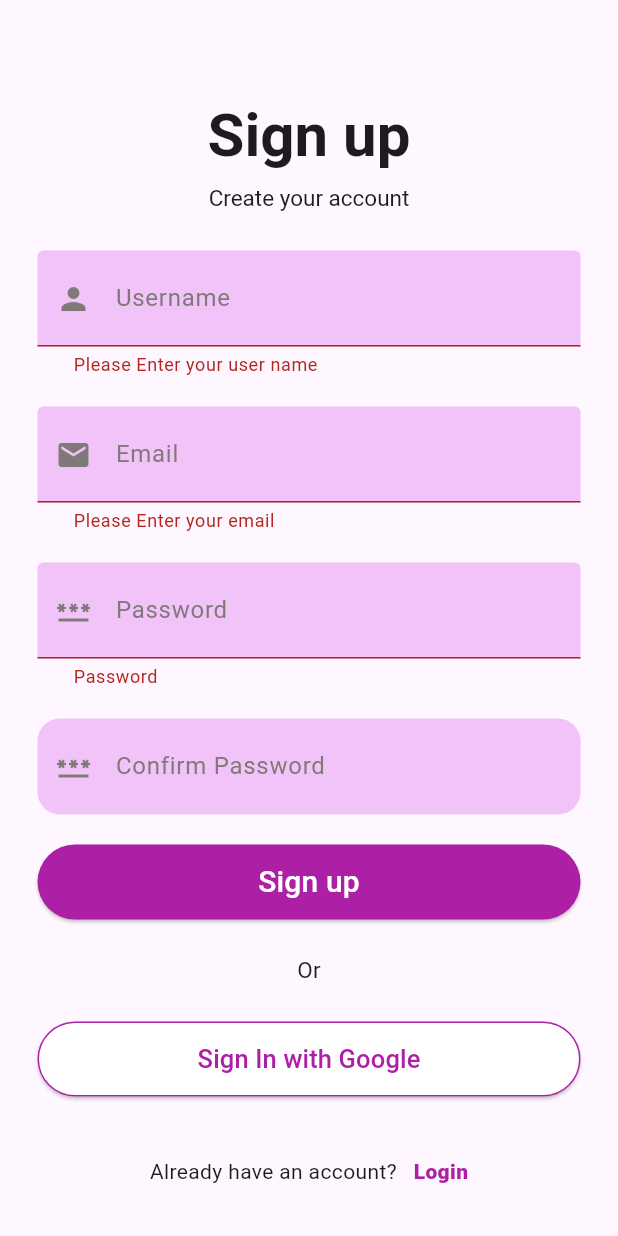
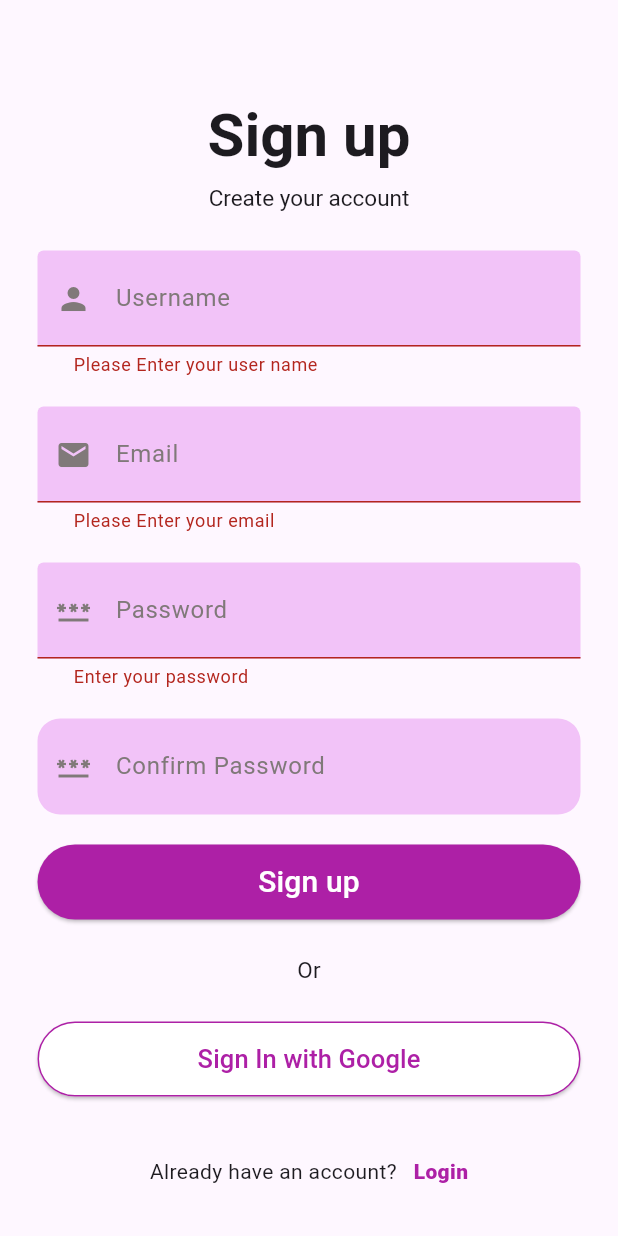
Before and after one commit to suupss/Whatsapp, a Flutter app: the SignUpPage screen opened by its route, after a tap on "Sign up", on a phone screen of 412 x 824 dp. Run offline on Flutter 3.47's test engine with Material 3 defaults, Android fonts, the light colour scheme and no system bars.

Commit message:
feat: change password validation

```diff
--- a/lib/components/validation_part.dart
+++ b/lib/components/validation_part.dart
@@ -24,7 +24,7 @@ mixin InputValidationMixin {
 
   String? validatePassword(value) {
     if (value!.isEmpty) {
-      return 'Password ';
+      return 'Enter your password ';
     }
     RegExp passwordRegEX =
         RegExp(r'^(?=.*?[A-Z])(?=.*?[a-z])(?=.*?[0-9])(?=.*?[!@#\$&*~]).{8,}$');
```
